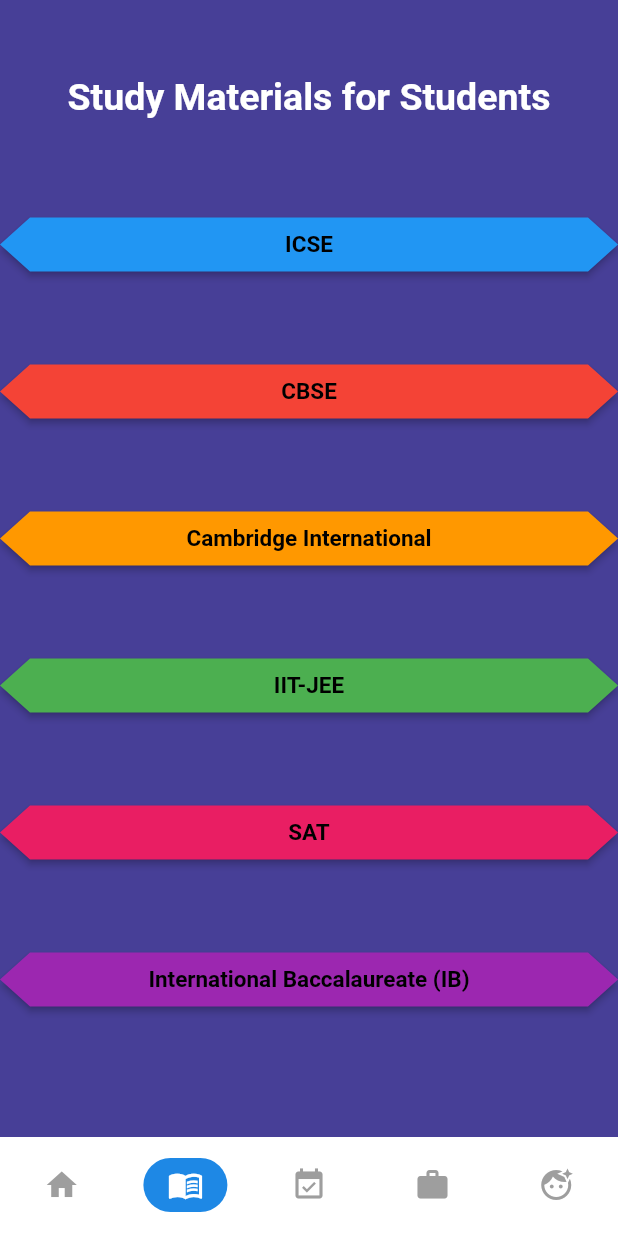
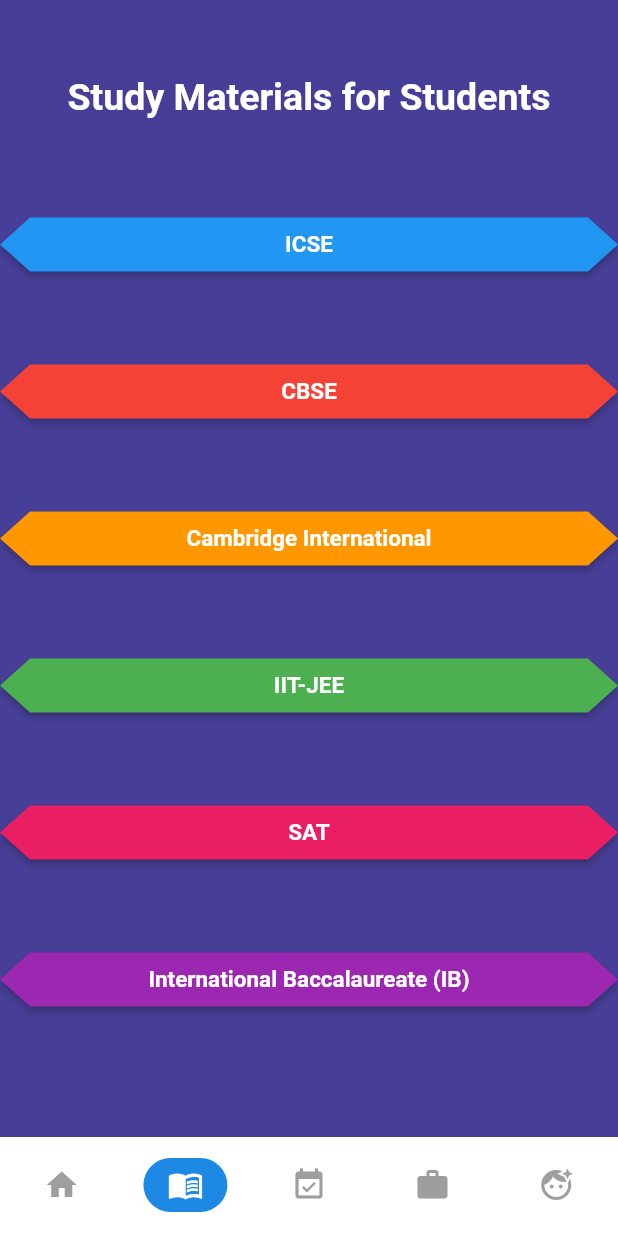
Before and after one commit to seunghk1206/StHelpNo.1, a Flutter app: the screen it shows after launch, item 2 of the bottom bar chosen, on a phone screen of 412 x 824 dp. Run offline on Flutter 3.47's test engine with Material 2 defaults, Android fonts, the phone set to English and light mode, and no system bars; Roboto replaces fonts that are missing (Montserrat).

Commit message:
color changes for study material

```diff
--- a/flutterproject/lib/app_screens/StudyMaterials.dart
+++ b/flutterproject/lib/app_screens/StudyMaterials.dart
@@ -69,7 +69,7 @@
                   textAlign: TextAlign.center,
                   style: const TextStyle(
                     fontSize: 15,
-                    color: Colors.black,
+                    color: Colors.white,
                     fontWeight: FontWeight.w600,
                     fontFamily: "Montserrat",
                   ),
@@ -95,7 +95,7 @@
                   textAlign: TextAlign.center,
                   style: const TextStyle(
                     fontSize: 15,
-                    color: Colors.black,
+                    color: Colors.white,
                     fontWeight: FontWeight.w600,
                     fontFamily: "Montserrat",
                   ),
@@ -120,7 +120,7 @@
                   textAlign: TextAlign.center,
                   style: const TextStyle(
                     fontSize: 15,
-                    color: Colors.black,
+                    color: Colors.white,
                     fontWeight: FontWeight.w600,
                     fontFamily: "Montserrat",
                   ),
@@ -147,7 +147,7 @@
                   textAlign: TextAlign.center,
                   style: const TextStyle(
                     fontSize: 15,
-                    color: Colors.black,
+                    color: Colors.white,
                     fontWeight: FontWeight.w600,
                     fontFamily: "Montserrat",
                   ),
@@ -173,7 +173,7 @@
                   textAlign: TextAlign.center,
                   style: const TextStyle(
                     fontSize: 15,
-                    color: Colors.black,
+                    color: Colors.white,
                     fontWeight: FontWeight.w600,
                     fontFamily: "Montserrat",
                   ),
@@ -199,7 +199,7 @@
                   textAlign: TextAlign.center,
                   style: const TextStyle(
                     fontSize: 15,
-                    color: Colors.black,
+                    color: Colors.white,
                     fontWeight: FontWeight.w600,
                     fontFamily: "Montserrat",
                   ),
--- a/flutterproject/lib/app_screens/homescreen.dart
+++ b/flutterproject/lib/app_screens/homescreen.dart
@@ -56,13 +56,13 @@
                         fontFamily: 'Montserrat',
                         color: Colors.white,
                         fontWeight: FontWeight.bold,
-                        fontSize: 28.0)),
+                        fontSize: 27.0)),
                 SizedBox(width: 10.0),
                 Text('Student Helper',
                     style: TextStyle(
                         fontFamily: 'Montserrat',
                         color: Colors.white,
-                        fontSize: 28.0))
+                        fontSize: 27.0))
               ],
             ),
           ),
```
